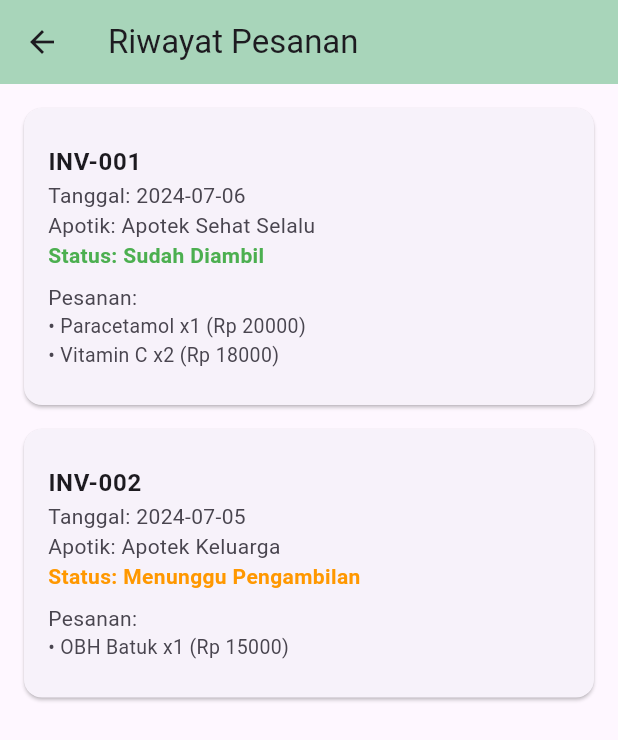
After one commit to Zidfar/miva, a Flutter app: the HomeScreen screen opened directly, after a tap on "Riwayat Pesanan", on a phone screen of 412 x 824 dp. The commit adds this screen. Shown: the top 740 px of the screen. Run offline on Flutter 3.47's test engine with Material 3 defaults, Android fonts, the phone set to English and light mode, and no system bars.

Commit message:
{commit_message}

```diff
--- a/lib/features/apotik/screens/apotik_screen.dart
+++ b/lib/features/apotik/screens/apotik_screen.dart
@@ -66,10 +66,7 @@ class ApotikScreen extends StatelessWidget {
               ),
               trailing: ElevatedButton(
                 onPressed: () {
-                  ScaffoldMessenger.of(context).showSnackBar(
-                    SnackBar(content: Text("Kamu memilih ${a['name']}")),
-                  );
-                  // TODO: Integrasi ke cart/order/checkout jika sudah siap
+                  Navigator.pop(context, a);
                 },
                 style: ElevatedButton.styleFrom(
                   backgroundColor: const Color(0xFF7FA893),
--- a/lib/features/home/screens/home_screen.dart
+++ b/lib/features/home/screens/home_screen.dart
@@ -1,4 +1,5 @@
 import 'package:flutter/material.dart';
+import '../../order/screens/order_history_screen.dart'; // Tambahkan ini
 
 class HomeScreen extends StatelessWidget {
   const HomeScreen({super.key});
@@ -24,6 +25,31 @@ class HomeScreen extends StatelessWidget {
       body: ListView(
         padding: const EdgeInsets.symmetric(horizontal: 16, vertical: 8),
         children: [
+          // Shortcut ke Riwayat Pesanan
+          Padding(
+            padding: const EdgeInsets.only(bottom: 12),
+            child: ElevatedButton.icon(
+              icon: const Icon(Icons.history),
+              label: const Text("Riwayat Pesanan"),
+              style: ElevatedButton.styleFrom(
+                backgroundColor: const Color(0xFF7FA893),
+                foregroundColor: Colors.white,
+                shape: RoundedRectangleBorder(
+                  borderRadius: BorderRadius.circular(8),
+                ),
+                padding: const EdgeInsets.symmetric(
+                  vertical: 12,
+                  horizontal: 18,
+                ),
+              ),
+              onPressed: () {
+                Navigator.push(
+                  context,
+                  MaterialPageRoute(builder: (_) => const OrderHistoryScreen()),
+                );
+              },
+            ),
+          ),
           // Search bar + filter button
           Row(
             children: [
--- /dev/null
+++ b/lib/features/order/screens/order_history_screen.dart
@@ -0,0 +1,132 @@
+import 'package:flutter/material.dart';
+
+class OrderHistoryScreen extends StatelessWidget {
+  const OrderHistoryScreen({super.key});
+
+  @override
+  Widget build(BuildContext context) {
+    // Contoh data mock order history
+    final List<Map<String, dynamic>> orders = [
+      {
+        'id': 'INV-001',
+        'date': '2024-07-06',
+        'apotik': 'Apotek Sehat Selalu',
+        'status': 'Sudah Diambil',
+        'items': [
+          {'name': 'Paracetamol', 'qty': 1, 'price': 20000},
+          {'name': 'Vitamin C', 'qty': 2, 'price': 18000},
+        ],
+      },
+      {
+        'id': 'INV-002',
+        'date': '2024-07-05',
+        'apotik': 'Apotek Keluarga',
+        'status': 'Menunggu Pengambilan',
+        'items': [
+          {'name': 'OBH Batuk', 'qty': 1, 'price': 15000},
+        ],
+      },
+    ];
+
+    return Scaffold(
+      appBar: AppBar(
+        title: const Text("Riwayat Pesanan"),
+        backgroundColor: const Color(0xFFA8D5BA),
+      ),
+      body:
+          orders.isEmpty
+              ? const Center(child: Text("Belum ada riwayat pesanan."))
+              : ListView.builder(
+                itemCount: orders.length,
+                padding: const EdgeInsets.all(16),
+                itemBuilder: (context, i) {
+                  final order = orders[i];
+                  return Card(
+                    margin: const EdgeInsets.only(bottom: 16),
+                    shape: RoundedRectangleBorder(
+                      borderRadius: BorderRadius.circular(12),
+                    ),
+                    child: ListTile(
+                      contentPadding: const EdgeInsets.all(16),
+                      title: Text(
+                        order['id'],
+                        style: const TextStyle(fontWeight: FontWeight.bold),
+                      ),
+                      subtitle: Column(
+                        crossAxisAlignment: CrossAxisAlignment.start,
+                        children: [
+                          Text("Tanggal: ${order['date']}"),
+                          Text("Apotik: ${order['apotik']}"),
+                          Text(
+                            "Status: ${order['status']}",
+                            style: TextStyle(
+                              color:
+                                  order['status'] == "Sudah Diambil"
+                                      ? Colors.green
+                                      : Colors.orange,
+                              fontWeight: FontWeight.w600,
+                            ),
+                          ),
+                          const SizedBox(height: 8),
+                          Text("Pesanan:"),
+                          ...List.generate(order['items'].length, (j) {
+                            final item = order['items'][j];
+                            return Text(
+                              "• ${item['name']} x${item['qty']} (Rp ${item['price']})",
+                              style: const TextStyle(fontSize: 13),
+                            );
+                          }),
+                        ],
+                      ),
+                      onTap: () {
+                        // OPTIONAL: Tampilkan detail order jika perlu
+                        showDialog(
+                          context: context,
+                          builder:
+                              (_) => AlertDialog(
+                                title: Text("Detail Pesanan ${order['id']}"),
+                                content: Column(
+                                  crossAxisAlignment: CrossAxisAlignment.start,
+                                  mainAxisSize: MainAxisSize.min,
+                                  children: [
+                                    Text("Tanggal: ${order['date']}"),
+                                    Text("Apotik: ${order['apotik']}"),
+                                    const SizedBox(height: 10),
+                                    const Text("Pesanan:"),
+                                    ...List.generate(order['items'].length, (
+                                      j,
+                                    ) {
+                                      final item = order['items'][j];
+                                      return Text(
+                                        "- ${item['name']} x${item['qty']} (Rp ${item['price']})",
+                                      );
+                                    }),
+                                    const SizedBox(height: 10),
+                                    Text(
+                                      "Status: ${order['status']}",
+                                      style: TextStyle(
+                                        color:
+                                            order['status'] == "Sudah Diambil"
+                                                ? Colors.green
+                                                : Colors.orange,
+                                        fontWeight: FontWeight.w600,
+                                      ),
+                                    ),
+                                  ],
+                                ),
+                                actions: [
+                                  TextButton(
+                                    child: const Text("Tutup"),
+                                    onPressed: () => Navigator.pop(context),
+                                  ),
+                                ],
+                              ),
+                        );
+                      },
+                    ),
+                  );
+                },
+              ),
+    );
+  }
+}
```
Also changed, not shown: lib/features/cart/screens/cart_screen.dart (+20 -6 lines), lib/features/order/screens/order_confirmation_screen.dart (+54 -89 lines), lib/features/profile/screens/profile_screen.dart (+14 -1 lines).
